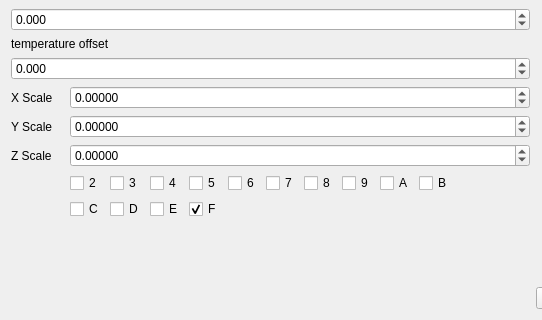
Above: mainwindow.ui from elizandm/tiltTestTool before the change; both pictures show x 0 to 542 and y 177 to 497 of the 627 by 497 pixel window. Below: the same form after it.
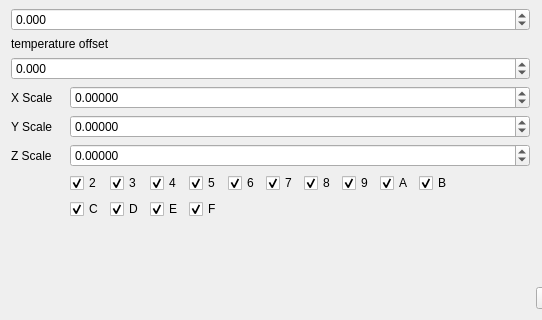
That is the form after the change.

```diff
--- a/mainwindow.ui
+++ b/mainwindow.ui
@@ -6,7 +6,7 @@
    <rect>
     <x>0</x>
     <y>0</y>
-    <width>460</width>
+    <width>473</width>
     <height>497</height>
    </rect>
   </property>
@@ -216,6 +216,9 @@
       <property name="text">
        <string>E</string>
       </property>
+      <property name="checked">
+       <bool>true</bool>
+      </property>
      </widget>
     </item>
     <item row="15" column="4">
@@ -233,6 +236,9 @@
       <property name="text">
        <string>3</string>
       </property>
+      <property name="checked">
+       <bool>true</bool>
+      </property>
      </widget>
     </item>
     <item row="14" column="5">
@@ -240,6 +246,9 @@
       <property name="text">
        <string>6</string>
       </property>
+      <property name="checked">
+       <bool>true</bool>
+      </property>
      </widget>
     </item>
     <item row="14" column="4">
@@ -247,6 +256,9 @@
       <property name="text">
        <string>5</string>
       </property>
+      <property name="checked">
+       <bool>true</bool>
+      </property>
      </widget>
     </item>
     <item row="15" column="1">
@@ -254,6 +266,9 @@
       <property name="text">
        <string>C</string>
       </property>
+      <property name="checked">
+       <bool>true</bool>
+      </property>
      </widget>
     </item>
     <item row="14" column="10">
@@ -261,6 +276,9 @@
       <property name="text">
        <string>B</string>
       </property>
+      <property name="checked">
+       <bool>true</bool>
+      </property>
      </widget>
     </item>
     <item row="14" column="1">
@@ -268,6 +286,9 @@
       <property name="text">
        <string>2</string>
       </property>
+      <property name="checked">
+       <bool>true</bool>
+      </property>
      </widget>
     </item>
     <item row="14" column="8">
@@ -275,6 +296,9 @@
       <property name="text">
        <string>9</string>
       </property>
+      <property name="checked">
+       <bool>true</bool>
+      </property>
      </widget>
     </item>
     <item row="14" column="9">
@@ -282,6 +306,9 @@
       <property name="text">
        <string>A</string>
       </property>
+      <property name="checked">
+       <bool>true</bool>
+      </property>
      </widget>
     </item>
     <item row="14" column="7">
@@ -289,6 +316,9 @@
       <property name="text">
        <string>8</string>
       </property>
+      <property name="checked">
+       <bool>true</bool>
+      </property>
      </widget>
     </item>
     <item row="14" column="6">
@@ -296,6 +326,9 @@
       <property name="text">
        <string>7</string>
       </property>
+      <property name="checked">
+       <bool>true</bool>
+      </property>
      </widget>
     </item>
     <item row="15" column="2">
@@ -303,6 +336,9 @@
       <property name="text">
        <string>D</string>
       </property>
+      <property name="checked">
+       <bool>true</bool>
+      </property>
      </widget>
     </item>
     <item row="14" column="3">
@@ -310,6 +346,9 @@
       <property name="text">
        <string>4</string>
       </property>
+      <property name="checked">
+       <bool>true</bool>
+      </property>
      </widget>
     </item>
    </layout>
```
